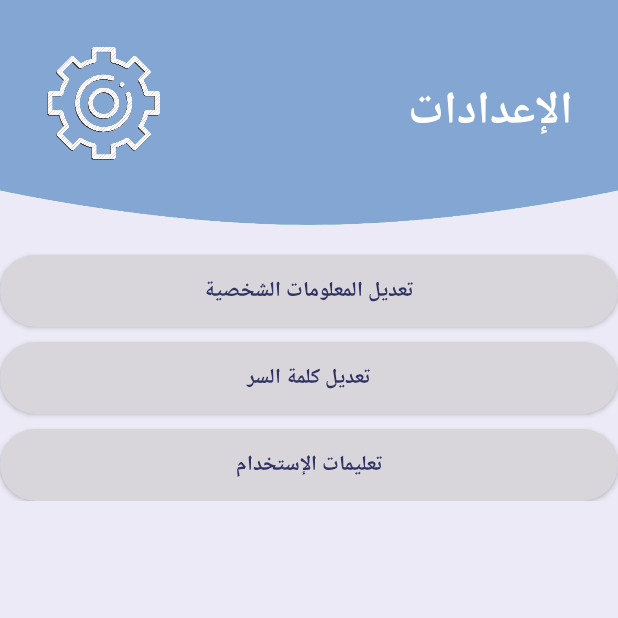
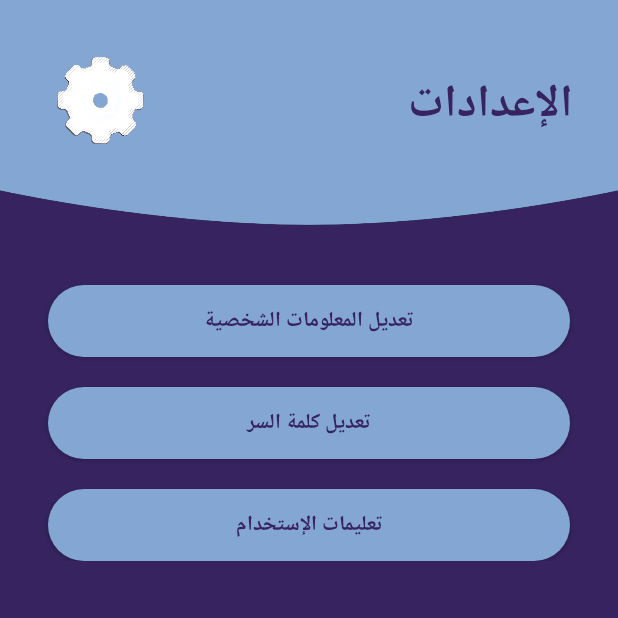
Before and after one commit to Adam-Saleem/Masroofe, an Android app: the SettingsActivity screen opened directly, with no data from a screen before it, on a phone screen of 412 x 824 dp, the top half of it. Run offline under Robolectric (Android 15) with nearby library versions, the phone set to English and light mode, and no system bars.

Commit message:
Edit Setting Activity

```diff
--- a/app/src/main/res/layout/settings_activity.xml
+++ b/app/src/main/res/layout/settings_activity.xml
@@ -2,10 +2,10 @@
 
 <androidx.constraintlayout.widget.ConstraintLayout xmlns:android="http://schemas.android.com/apk/res/android"
     xmlns:app="http://schemas.android.com/apk/res-auto"
+    xmlns:tools="http://schemas.android.com/tools"
     android:layout_width="match_parent"
     android:layout_height="match_parent"
-    xmlns:tools="http://schemas.android.com/tools"
-    android:background="@color/bright_gray"
+    android:background="@color/jacarta"
     tools:context=".SettingsActivity">
 
 
@@ -14,27 +14,28 @@
         android:layout_width="match_parent"
         android:layout_height="150dp"
         android:background="@drawable/top_background"
-        android:paddingTop="50dp"
+        android:paddingTop="45dp"
         android:paddingEnd="30dp"
         android:text="@string/Settings"
-        android:textColor="@color/white"
+        android:textColor="@color/jacarta"
         android:textSize="30sp"
         android:textStyle="bold"
         tools:ignore="MissingConstraints,RtlSymmetry" />
 
     <ImageView
-        android:layout_width="90dp"
-        android:layout_height="90dp"
-        android:layout_marginStart="24dp"
-        android:layout_marginTop="24dp"
-        android:background="@drawable/settings_icon"
+        android:layout_width="70dp"
+        android:layout_height="70dp"
+        android:layout_marginStart="32dp"
+        android:layout_marginTop="32dp"
+        android:background="@drawable/setting_icon"
         app:layout_constraintStart_toStartOf="parent"
         app:layout_constraintTop_toTopOf="parent"
         tools:ignore="MissingConstraints" />
 
-    <androidx.appcompat.widget.LinearLayoutCompat
+    <LinearLayout
         android:layout_width="match_parent"
         android:layout_height="wrap_content"
+        android:layout_marginTop="20dp"
         android:orientation="vertical"
         app:layout_constraintTop_toBottomOf="@id/settingsText">
 
@@ -42,10 +43,12 @@
             android:id="@+id/EditUserInformation"
             android:layout_width="match_parent"
             android:layout_height="wrap_content"
+            android:layout_marginStart="32dp"
             android:layout_marginTop="20dp"
-            android:background="@drawable/btnsignup_background"
+            android:layout_marginEnd="32dp"
+            android:background="@drawable/btn_background"
             android:text="@string/EditUserInformation"
-            android:textColor="@color/head_filed_color"
+            android:textColor="@color/jacarta"
             android:textStyle="bold"
             tools:ignore="MissingConstraints" />
 
@@ -54,24 +57,28 @@
             android:id="@+id/RefactorPassword"
             android:layout_width="match_parent"
             android:layout_height="wrap_content"
-            android:layout_marginTop="10dp"
-            android:background="@drawable/btnsignup_background"
+            android:layout_marginStart="32dp"
+            android:layout_marginTop="20dp"
+            android:layout_marginEnd="32dp"
+            android:background="@drawable/btn_background"
             android:text="@string/RefactorPassword"
-            android:textColor="@color/head_filed_color"
+            android:textColor="@color/jacarta"
             android:textStyle="bold" />
 
         <androidx.appcompat.widget.AppCompatButton
             android:id="@+id/UsingInformation"
             android:layout_width="match_parent"
             android:layout_height="wrap_content"
-            android:layout_marginTop="10dp"
-            android:background="@drawable/btnsignup_background"
+            android:layout_marginStart="32dp"
+            android:layout_marginTop="20dp"
+            android:layout_marginEnd="32dp"
+            android:background="@drawable/btn_background"
             android:text="@string/UsingInformation"
-            android:textColor="@color/head_filed_color"
+            android:textColor="@color/jacarta"
             android:textStyle="bold" />
 
 
-    </androidx.appcompat.widget.LinearLayoutCompat>
+    </LinearLayout>
 
 
 </androidx.constraintlayout.widget.ConstraintLayout>
```
Also changed, not shown: app/src/main/res/drawable-v24/setting_icon.png (added), app/src/main/res/drawable/settings_icon.png (deleted).
